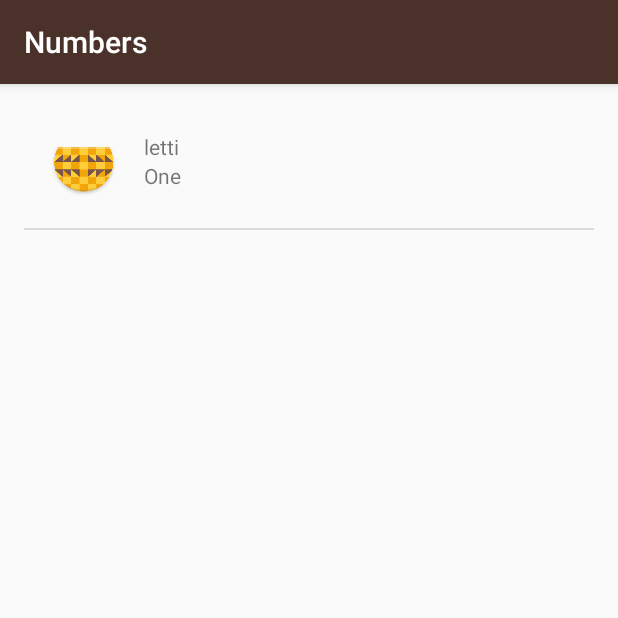
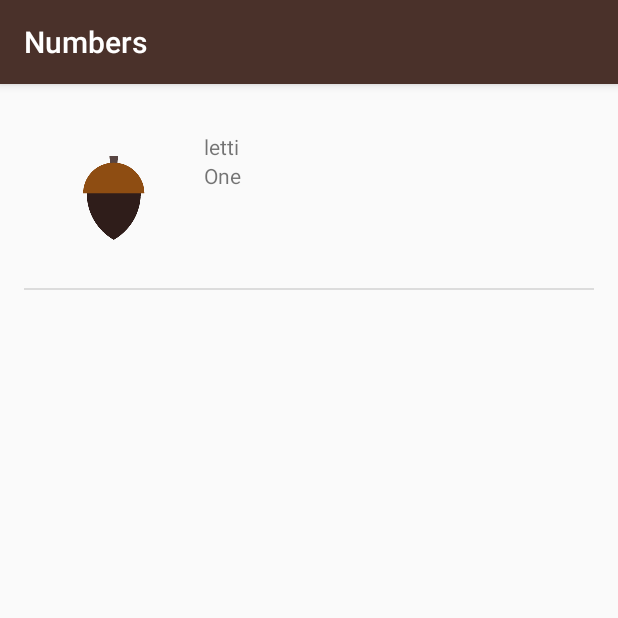
Before and after one commit to JuniiiSays/MiwokLanguageApp, an Android app: the NumbersActivity screen opened directly, with no data from a screen before it, on a phone screen of 412 x 824 dp, the top half of it. Run offline under Robolectric (Android 15) with nearby library versions, the phone set to English and light mode, and no system bars; 9 statements that could not run were skipped.

Commit message:
WordAdapter is now has ImageView implementation

```diff
--- a/app/src/main/java/com/example/android/miwok/WordAdapter.java
+++ b/app/src/main/java/com/example/android/miwok/WordAdapter.java
@@ -56,19 +56,20 @@ class WordAdapter extends ArrayAdapter<Word> {
          */
         Word currentWord = getItem(position);
 
-        // Find the TextView in the list_item.xml layout with the ID version_name
+        // Find the TextView in the list_item.xml layout with the ID miwokWord
         TextView miwokTranslationTextView = (TextView) listItemView.findViewById(R.id.miwokWord);
         // Get the version name from the current AndroidFlavor object and
         // set this text on the name TextView
         miwokTranslationTextView.setText(currentWord.getMiwokTranslation());
 
-        // Find the TextView in the list_item.xml layout with the ID version_number
+        // Find the TextView in the list_item.xml layout with the ID defaultWord
         TextView defaultTranslationTextView = (TextView) listItemView.findViewById(R.id.defaultWord);
         // Get the version number from the current AndroidFlavor object and
         // set this text on the number TextView
         defaultTranslationTextView.setText(currentWord.getDefaultTranslation());
 
-
+        ImageView imageView = (ImageView) listItemView.findViewById(R.id.image_view);
+        imageView.setImageResource(currentWord.getmImageResourceId());
 
         return listItemView;
     }
```
